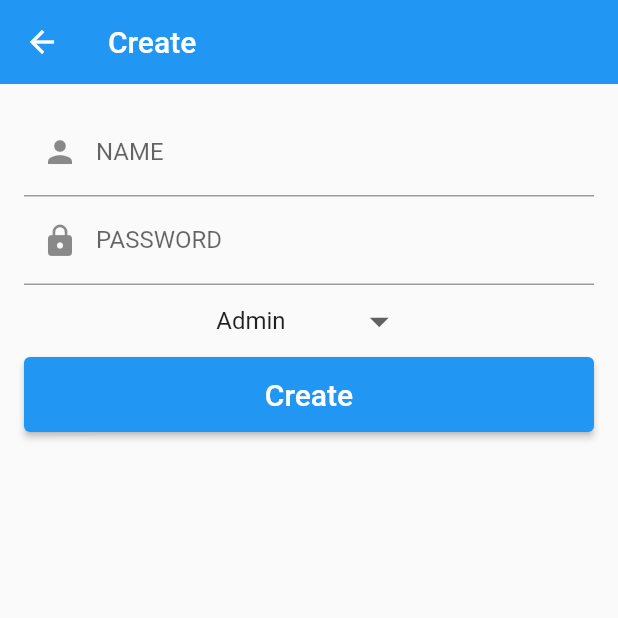
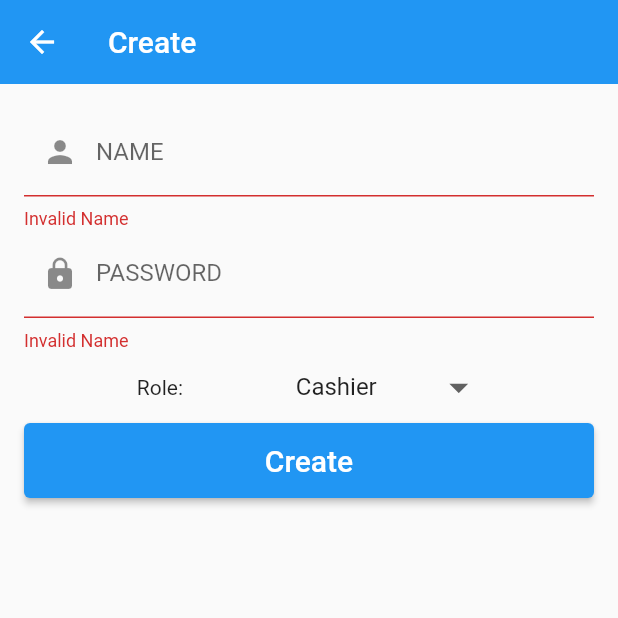
Before and after one commit to TuCOSMOPOLIS/user_admin, a Flutter app: the UserForm screen opened directly, after a tap on "Create", on a phone screen of 412 x 824 dp, the top half of it. Run offline on Flutter 3.47's test engine with Material 2 defaults, Android fonts, the phone set to English and light mode, and no system bars; our stand-ins replace dartz, flutter_riverpod, freezed_annotation; network calls fail.

Commit message:
user form validation finished

```diff
--- a/lib/aplication/auth/auth-state-notifier.dart
+++ b/lib/aplication/auth/auth-state-notifier.dart
@@ -1,6 +1,7 @@
 import 'package:dartz/dartz.dart';
 import 'package:flutter_riverpod/flutter_riverpod.dart';
 import 'package:users_admin/aplication/auth/auth-state.dart';
+import 'package:users_admin/aplication/auth/auth-value-failures.dart';
 import 'package:users_admin/interfaces/auth-repository.dart';
 
 class AuthStateNotifier extends StateNotifier<AuthState> {
--- a/lib/aplication/users/user-form-state-notifier.dart
+++ b/lib/aplication/users/user-form-state-notifier.dart
@@ -1,3 +1,34 @@
 import 'package:flutter_riverpod/flutter_riverpod.dart';
+import 'package:users_admin/aplication/users/user-form-state.dart';
+import 'package:users_admin/aplication/users/user-value-objects.dart';
+import 'package:users_admin/models/user.dart';
 
-// class UserFormStateNotifier extends StateNotifier<> {}
+class UserFormStateNotifier extends StateNotifier<UserFormState> {
+  UserFormStateNotifier() : super(UserFormState.initial());
+
+  void nameChanged(String value) {
+    state = state.copyWith(name: Name(value));
+  }
+
+  void passwordChanged(String value) {
+    state = state.copyWith(password: Password(value));
+  }
+
+  void roleChanged(String value) {
+    state = state.copyWith(role: value);
+  }
+
+  void handleSubmit() {
+    state.name.value.andThen(state.password.value).fold((f) {
+      print("error");
+      state = state.copyWith(showErrors: true);
+    }, (_) {
+      final user = User(
+          name: state.name.getOrCrash,
+          password: state.password.getOrCrash,
+          role: state.role,
+          active: false);
+      print(user);
+    });
+  }
+}
--- a/lib/aplication/users/user-form-state.dart
+++ b/lib/aplication/users/user-form-state.dart
@@ -0,0 +1,30 @@
+import 'package:dartz/dartz.dart';
+import 'package:freezed_annotation/freezed_annotation.dart';
+import 'package:users_admin/aplication/users/user-value-failures.dart';
+import 'package:users_admin/aplication/users/user-value-objects.dart';
+import 'package:users_admin/models/roles.dart';
+
+part 'user-form-state.freezed.dart';
+
+@freezed
+class UserFormState with _$UserFormState {
+  const UserFormState._();
+
+  factory UserFormState({
+    required Name name,
+    required Password password,
+    @Default(Role.CASHIER) String role,
+    @Default(false) bool loading,
+    @Default(false) bool showErrors,
+  }) = _UserFormState;
+
+  // String get nameValue => name.value.fold((f) => throw Error(), id);
+  // String get passwordValue => password.value.fold((f) => throw Error(), id);
+
+  factory UserFormState.initial() {
+    return UserFormState(
+      name: Name(""),
+      password: Password(""),
+    );
+  }
+}
--- /dev/null
+++ b/lib/aplication/users/user-value-failures.dart
@@ -0,0 +1,10 @@
+import 'package:freezed_annotation/freezed_annotation.dart';
+
+part 'user-value-failures.freezed.dart';
+
+@freezed
+class UserValueFailure<T> with _$UserValueFailure<T> {
+  const factory UserValueFailure.invalidName(T failedValue) = InvalidName;
+  const factory UserValueFailure.invalidPassword(T failedValue) =
+      InvalidPassword;
+}
--- /dev/null
+++ b/lib/aplication/users/user-value-objects.dart
@@ -0,0 +1,33 @@
+import 'package:dartz/dartz.dart';
+import 'package:users_admin/aplication/users/user-value-failures.dart';
+import 'package:users_admin/aplication/users/user-value-validators.dart';
+
+abstract class ValueObject<T> {
+  Either<UserValueFailure<T>, T> get value;
+
+  T get getOrCrash => value.fold((_) => throw Error(), id);
+}
+
+class Name extends ValueObject<String> {
+  final Either<UserValueFailure<String>, String> value;
+
+  // String get getOrCrash => value.fold((_) => throw Error(), id);
+
+  factory Name(String value) {
+    return Name._(validateName(value));
+  }
+
+  Name._(this.value);
+}
+
+class Password extends ValueObject<String> {
+  final Either<UserValueFailure<String>, String> value;
+
+  // String get getOrCrash => value.fold((_) => throw Error(), id);
+
+  factory Password(String value) {
+    return Password._(validatePassword(value));
+  }
+
+  Password._(this.value);
+}
--- /dev/null
+++ b/lib/aplication/users/user-value-validators.dart
@@ -0,0 +1,16 @@
+import 'package:dartz/dartz.dart';
+import 'package:users_admin/aplication/users/user-value-failures.dart';
+
+Either<UserValueFailure<String>, String> validateName(String value) {
+  if (value.trim().length >= 4) {
+    return Right(value);
+  }
+  return Left(InvalidName(value));
+}
+
+Either<UserValueFailure<String>, String> validatePassword(String value) {
+  if (value.trim().length >= 4) {
+    return Right(value);
+  }
+  return Left(InvalidName(value));
+}
--- a/lib/models/user.dart
+++ b/lib/models/user.dart
@@ -1,7 +1,7 @@
 import 'package:users_admin/models/roles.dart';
 
 class User {
-  final String uid;
+  final String? uid;
   final String name;
   final String password;
   final String role;
@@ -10,7 +10,7 @@ class User {
   bool get isAdmin => role == Role.ADMIN;
 
   User(
-      {required this.uid,
+      {this.uid,
       required this.name,
       required this.password,
       required this.role,
@@ -23,4 +23,9 @@ class User {
         role: json['role'],
         active: json['active'],
       );
+
+  @override
+  String toString() {
+    return 'User(uid: $uid, name: $name, password: $password, role: $role, active: $active)';
+  }
 }
--- a/lib/presentation/auth/login-form.dart
+++ b/lib/presentation/auth/login-form.dart
@@ -3,6 +3,7 @@ import 'package:flutter/cupertino.dart';
 import 'package:flutter/material.dart';
 import 'package:flutter_riverpod/flutter_riverpod.dart';
 import 'package:users_admin/aplication/auth/auth-state.dart';
+import 'package:users_admin/aplication/auth/auth-value-failures.dart';
 import 'package:users_admin/interfaces/auth-failures.dart';
 import 'package:users_admin/presentation/home/home.dart';
 import 'package:users_admin/providers.dart';
--- a/lib/presentation/users/user-form.dart
+++ b/lib/presentation/users/user-form.dart
@@ -1,5 +1,9 @@
+import 'package:dartz/dartz.dart';
 import 'package:flutter/material.dart';
+import 'package:flutter_riverpod/flutter_riverpod.dart';
+import 'package:users_admin/aplication/users/user-value-failures.dart';
 import 'package:users_admin/models/roles.dart';
+import 'package:users_admin/providers.dart';
 
 class UserForm extends StatelessWidget {
   const UserForm({Key? key}) : super(key: key);
@@ -13,27 +17,40 @@ class UserForm extends StatelessWidget {
       ),
       body: Padding(
         padding: const EdgeInsets.all(16.0),
-        child: Column(
+        child: Consumer(
+          builder: (_, watch, __) {
+            final notifier = context.read(userFormStateNotifier.notifier);
+            final state = watch(userFormStateNotifier);
+
+            return Column(
               children: [
                 TextFormField(
+                  onChanged: notifier.nameChanged,
                   decoration: InputDecoration(
                       labelText: "NAME",
                       prefixIcon: Icon(Icons.person),
-              ),
+                      errorText: state.showErrors
+                          ? _getErrorText(state.name.value)
+                          : null),
                 ),
                 TextFormField(
+                  onChanged: notifier.passwordChanged,
                   decoration: InputDecoration(
                       labelText: "PASSWORD",
                       prefixIcon: Icon(Icons.lock),
+                      errorText: state.showErrors
+                          ? _getErrorText(state.password.value)
+                          : null),
                 ),
-            ),
+                Row(
+                  mainAxisAlignment: MainAxisAlignment.spaceEvenly,
+                  children: [
+                    Text("Role:"),
                     SizedBox(
                       width: MediaQuery.of(context).size.width * 0.3,
                       child: DropdownButton<String>(
-                value: "admin",
-                onChanged: (String? value) {
-                  print(value);
-                },
+                        value: state.role,
+                        onChanged: (value) => notifier.roleChanged(value!),
                         underline: SizedBox(),
                         iconSize: 30,
                         isExpanded: true,
@@ -54,11 +71,13 @@ class UserForm extends StatelessWidget {
                         // }).toList(),
                       ),
                     ),
+                  ],
+                ),
                 SizedBox(
                   height: 50,
                   width: double.infinity,
                   child: ElevatedButton(
-                onPressed: () {},
+                    onPressed: notifier.handleSubmit,
                     child: Text(
                       "Create",
                       style: TextStyle(fontSize: 20),
@@ -66,8 +85,19 @@ class UserForm extends StatelessWidget {
                   ),
                 ),
               ],
+            );
+          },
         ),
       ),
     );
   }
+
+  String? _getErrorText(Either<UserValueFailure<dynamic>, dynamic> value) {
+    return value.fold(
+        (f) => f.when(
+              invalidName: (failedValue) => "Invalid Name $failedValue",
+              invalidPassword: (failedValue) => "Invalid Password $failedValue",
+            ),
+        (_) => null);
   }
+}
--- a/lib/providers.dart
+++ b/lib/providers.dart
@@ -2,6 +2,8 @@ import 'package:dartz/dartz.dart';
 import 'package:flutter_riverpod/flutter_riverpod.dart';
 import 'package:users_admin/aplication/auth/auth-state-notifier.dart';
 import 'package:users_admin/aplication/auth/auth-state.dart';
+import 'package:users_admin/aplication/users/user-form-state-notifier.dart';
+import 'package:users_admin/aplication/users/user-form-state.dart';
 import 'package:users_admin/implementation/auth-impl.dart';
 import 'package:users_admin/implementation/user-impl.dart';
 import 'package:users_admin/interfaces/auth-repository.dart';
@@ -17,6 +19,10 @@ final authStateNotififer = StateNotifierProvider<AuthStateNotifier, AuthState>(
   (ref) => AuthStateNotifier(ref.watch(authRepository)),
 );
 
+final userFormStateNotifier =
+    StateNotifierProvider<UserFormStateNotifier, UserFormState>(
+        (_) => UserFormStateNotifier());
+
 final getUsers = FutureProvider<Either<UserFailure, List<User>>>(
   (ref) => ref.watch(userRepository).getUsers(),
 );
```
Also changed, not shown: lib/aplication/auth/auth-state.dart (+1 -16 lines), lib/aplication/auth/auth-value-failures.dart (added, +15 -0 lines), lib/aplication/users/user-form-state.freezed.dart (added), lib/aplication/users/user-value-failures.freezed.dart (added). Lines whose indentation alone changed are shown as unchanged.
